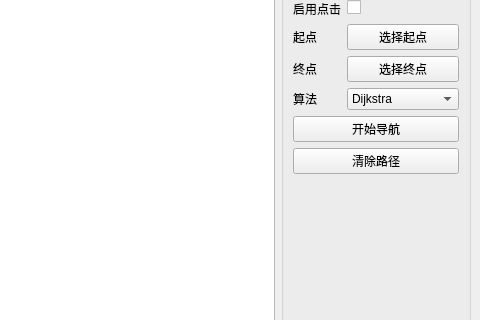
The window that mainwindow.ui (AnisHon/map_project) describes before a commit, drawn with Qt 5; both pictures show x 320 to 800 and y 153 to 473 of the 800 by 600 pixel window.
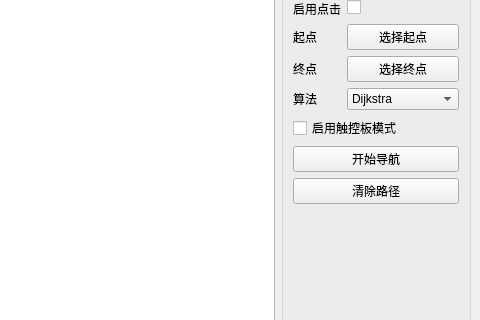
The same window after the commit.

Commit message: 实现触控板模式

```diff
--- a/mainwindow.ui
+++ b/mainwindow.ui
@@ -151,6 +151,13 @@
          </item>
         </layout>
        </item>
+       <item>
+        <widget class="QCheckBox" name="touchBox">
+         <property name="text">
+          <string>启用触控板模式</string>
+         </property>
+        </widget>
+       </item>
        <item>
         <widget class="QPushButton" name="startBtn">
          <property name="text">
```
The commit also changes 3 other files.
